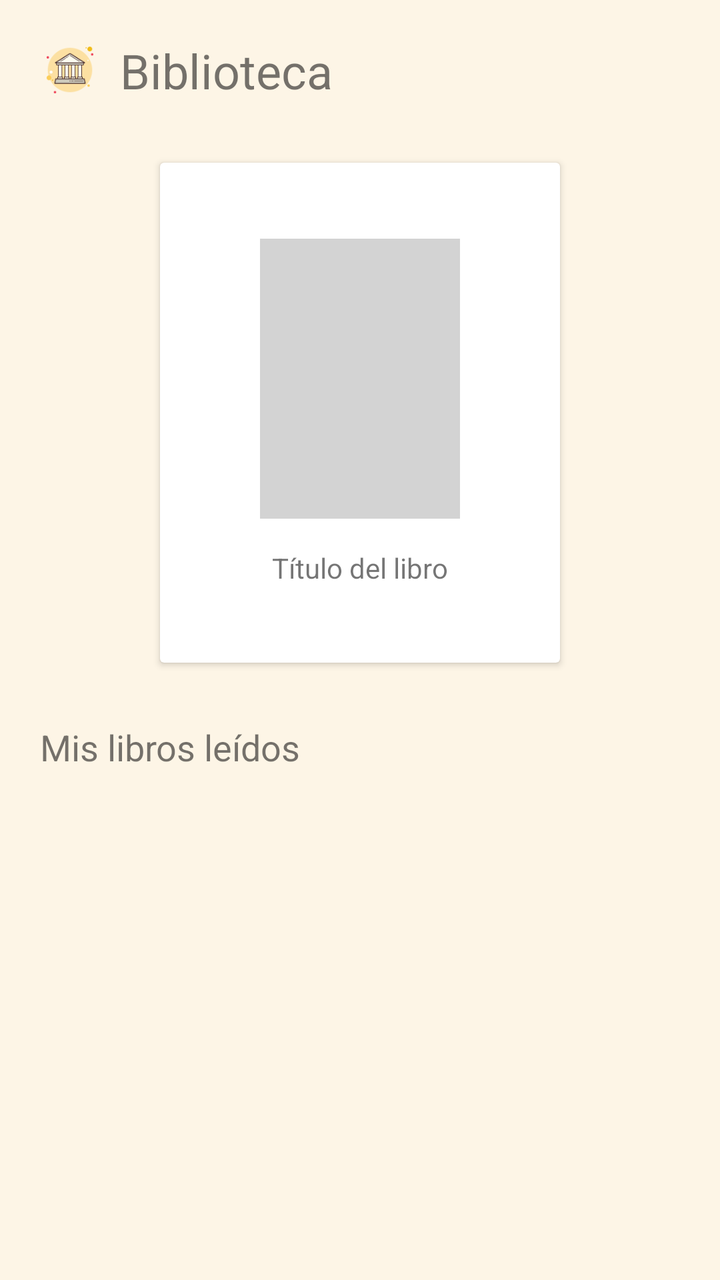
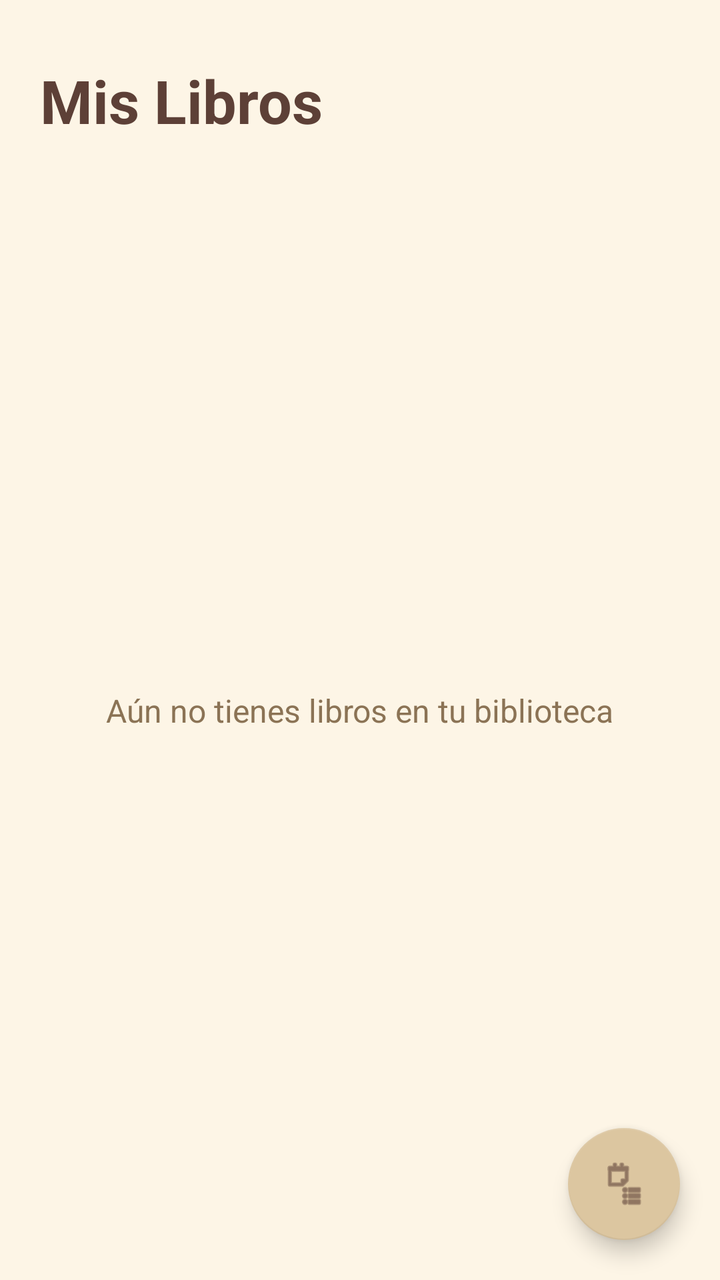

Compare the two renders of this Android layout. The source of the first and the diff that turns it into the second are given below.
<!-- AndroidManifest.xml: application theme Theme.TFG_2025 -->
<!-- res/layout/fragment_biblioteca.xml -->
<?xml version="1.0" encoding="utf-8"?>
<androidx.constraintlayout.widget.ConstraintLayout
    xmlns:android="http://schemas.android.com/apk/res/android"
    xmlns:app="http://schemas.android.com/apk/res-auto"
    android:layout_width="match_parent"
    android:layout_height="match_parent"
    android:background="#FDF5E6"> <ImageView
    android:id="@+id/icon_biblioteca"
    android:layout_width="30dp"
    android:layout_height="30dp"
    android:layout_marginTop="20dp"
    android:layout_marginStart="20dp"
    android:src="@drawable/ic_biblioteca"
    app:layout_constraintStart_toStartOf="parent"
    app:layout_constraintTop_toTopOf="parent" />

    <TextView
        android:id="@+id/tv_titulo_biblioteca"
        android:layout_width="wrap_content"
        android:layout_height="wrap_content"
        android:text="Biblioteca"
        android:textSize="24sp"
        android:layout_marginStart="10dp"
        app:layout_constraintBottom_toBottomOf="@id/icon_biblioteca"
        app:layout_constraintStart_toEndOf="@id/icon_biblioteca"
        app:layout_constraintTop_toTopOf="@id/icon_biblioteca" />

    <androidx.cardview.widget.CardView
        android:id="@+id/card_destacado"
        android:layout_width="200dp"
        android:layout_height="250dp"
        android:layout_marginTop="30dp"
        app:cardBackgroundColor="#FFFFFF"
        app:cardElevation="2dp"
        app:layout_constraintEnd_toEndOf="parent"
        app:layout_constraintStart_toStartOf="parent"
        app:layout_constraintTop_toBottomOf="@id/tv_titulo_biblioteca">

        <LinearLayout
            android:layout_width="match_parent"
            android:layout_height="match_parent"
            android:orientation="vertical"
            android:gravity="center"
            android:padding="10dp">

            <ImageView
                android:id="@+id/img_destacado"
                android:layout_width="100dp"
                android:layout_height="140dp"
                android:background="#D3D3D3" /> <TextView
            android:layout_width="wrap_content"
            android:layout_height="wrap_content"
            android:layout_marginTop="15dp"
            android:text="Título del libro"
            android:textSize="14sp" />
        </LinearLayout>
    </androidx.cardview.widget.CardView>

    <TextView
        android:id="@+id/tv_mis_libros"
        android:layout_width="wrap_content"
        android:layout_height="wrap_content"
        android:layout_marginStart="20dp"
        android:layout_marginTop="30dp"
        android:text="Mis libros leídos"
        android:textSize="18sp"
        app:layout_constraintStart_toStartOf="parent"
        app:layout_constraintTop_toBottomOf="@id/card_destacado" />

    <androidx.recyclerview.widget.RecyclerView
        android:id="@+id/recycler_leidos"
        android:layout_width="match_parent"
        android:layout_height="120dp"
        android:layout_marginHorizontal="20dp"
        android:layout_marginTop="10dp"
        android:orientation="horizontal"
        app:layoutManager="androidx.recyclerview.widget.LinearLayoutManager"
        app:layout_constraintTop_toBottomOf="@id/tv_mis_libros" />

</androidx.constraintlayout.widget.ConstraintLayout>
<!-- resources referenced by this layout -->
<resources>
  <!-- drawable ic_biblioteca: png bitmap (drawable, 2854 bytes) -->
  <style name="Theme.TFG_2025" parent="Theme.MaterialComponents.Light.NoActionBar">
          <item name="colorPrimary">@color/boton_primario</item>
          <item name="android:windowBackground">@color/fondo_crema</item>
          <item name="android:statusBarColor">@color/fondo_crema</item>
          <item name="android:windowLightStatusBar">true</item>
      </style>
  <color name="boton_primario">#8D6E63</color>
  <color name="fondo_crema">#F5F5DC</color>
</resources>

<!-- the commit's change to res/layout/fragment_biblioteca.xml (unified diff, before → after) -->
@@ -4,77 +4,50 @@
     xmlns:app="http://schemas.android.com/apk/res-auto"
     android:layout_width="match_parent"
     android:layout_height="match_parent"
-    android:background="#FDF5E6"> <ImageView
-    android:id="@+id/icon_biblioteca"
-    android:layout_width="30dp"
-    android:layout_height="30dp"
-    android:layout_marginTop="20dp"
-    android:layout_marginStart="20dp"
-    android:src="@drawable/ic_biblioteca"
-    app:layout_constraintStart_toStartOf="parent"
-    app:layout_constraintTop_toTopOf="parent" />
+    android:background="#FDF5E6">
 
     <TextView
-        android:id="@+id/tv_titulo_biblioteca"
-        android:layout_width="wrap_content"
-        android:layout_height="wrap_content"
-        android:text="Biblioteca"
-        android:textSize="24sp"
-        android:layout_marginStart="10dp"
-        app:layout_constraintBottom_toBottomOf="@id/icon_biblioteca"
-        app:layout_constraintStart_toEndOf="@id/icon_biblioteca"
-        app:layout_constraintTop_toTopOf="@id/icon_biblioteca" />
-
-    <androidx.cardview.widget.CardView
-        android:id="@+id/card_destacado"
-        android:layout_width="200dp"
-        android:layout_height="250dp"
-        android:layout_marginTop="30dp"
-        app:cardBackgroundColor="#FFFFFF"
-        app:cardElevation="2dp"
-        app:layout_constraintEnd_toEndOf="parent"
-        app:layout_constraintStart_toStartOf="parent"
-        app:layout_constraintTop_toBottomOf="@id/tv_titulo_biblioteca">
-
-        <LinearLayout
-            android:layout_width="match_parent"
-            android:layout_height="match_parent"
-            android:orientation="vertical"
-            android:gravity="center"
-            android:padding="10dp">
-
-            <ImageView
-                android:id="@+id/img_destacado"
-                android:layout_width="100dp"
-                android:layout_height="140dp"
-                android:background="#D3D3D3" /> <TextView
-            android:layout_width="wrap_content"
-            android:layout_height="wrap_content"
-            android:layout_marginTop="15dp"
-            android:text="Título del libro"
-            android:textSize="14sp" />
-        </LinearLayout>
-    </androidx.cardview.widget.CardView>
-
-    <TextView
-        android:id="@+id/tv_mis_libros"
+        android:id="@+id/tv_biblioteca_titulo"
         android:layout_width="wrap_content"
         android:layout_height="wrap_content"
         android:layout_marginStart="20dp"
         android:layout_marginTop="30dp"
-        android:text="Mis libros leídos"
-        android:textSize="18sp"
+        android:text="Mis Libros"
+        android:textColor="#5D4037"
+        android:textSize="30sp"
+        android:textStyle="bold"
         app:layout_constraintStart_toStartOf="parent"
-        app:layout_constraintTop_toBottomOf="@id/card_destacado" />
+        app:layout_constraintTop_toTopOf="parent" />
+
+    <TextView
+        android:id="@+id/tv_vacio"
+        android:layout_width="wrap_content"
+        android:layout_height="wrap_content"
+        android:text="Aún no tienes libros en tu biblioteca"
+        android:textColor="#8B7355"
+        android:textSize="16sp"
+        app:layout_constraintBottom_toBottomOf="parent"
+        app:layout_constraintEnd_toEndOf="parent"
+        app:layout_constraintStart_toStartOf="parent"
+        app:layout_constraintTop_toBottomOf="@id/tv_biblioteca_titulo" />
 
     <androidx.recyclerview.widget.RecyclerView
-        android:id="@+id/recycler_leidos"
+        android:id="@+id/rv_biblioteca"
         android:layout_width="match_parent"
-        android:layout_height="120dp"
-        android:layout_marginHorizontal="20dp"
-        android:layout_marginTop="10dp"
-        android:orientation="horizontal"
-        app:layoutManager="androidx.recyclerview.widget.LinearLayoutManager"
-        app:layout_constraintTop_toBottomOf="@id/tv_mis_libros" />
+        android:layout_height="0dp"
+        android:visibility="gone"
+        app:layout_constraintBottom_toBottomOf="parent"
+        app:layout_constraintTop_toBottomOf="@id/tv_biblioteca_titulo" />
+
+    <com.google.android.material.floatingactionbutton.FloatingActionButton
+        android:id="@+id/fab_perfil"
+        android:layout_width="wrap_content"
+        android:layout_height="wrap_content"
+        android:layout_margin="20dp"
+        android:src="@android:drawable/ic_menu_agenda"
+        app:backgroundTint="#DCC6A0"
+        app:layout_constraintBottom_toBottomOf="parent"
+        app:layout_constraintEnd_toEndOf="parent"
+        app:tint="#5D4037" />
 
 </androidx.constraintlayout.widget.ConstraintLayout>
<!-- resource entries referenced after the edit -->
@@ -1,6 +1,5 @@
 <!-- resources referenced by this layout -->
 <resources>
-  <!-- drawable ic_biblioteca: png bitmap (drawable, 2854 bytes) -->
   <style name="Theme.TFG_2025" parent="Theme.MaterialComponents.Light.NoActionBar">
           <item name="colorPrimary">@color/boton_primario</item>
           <item name="android:windowBackground">@color/fondo_crema</item>
